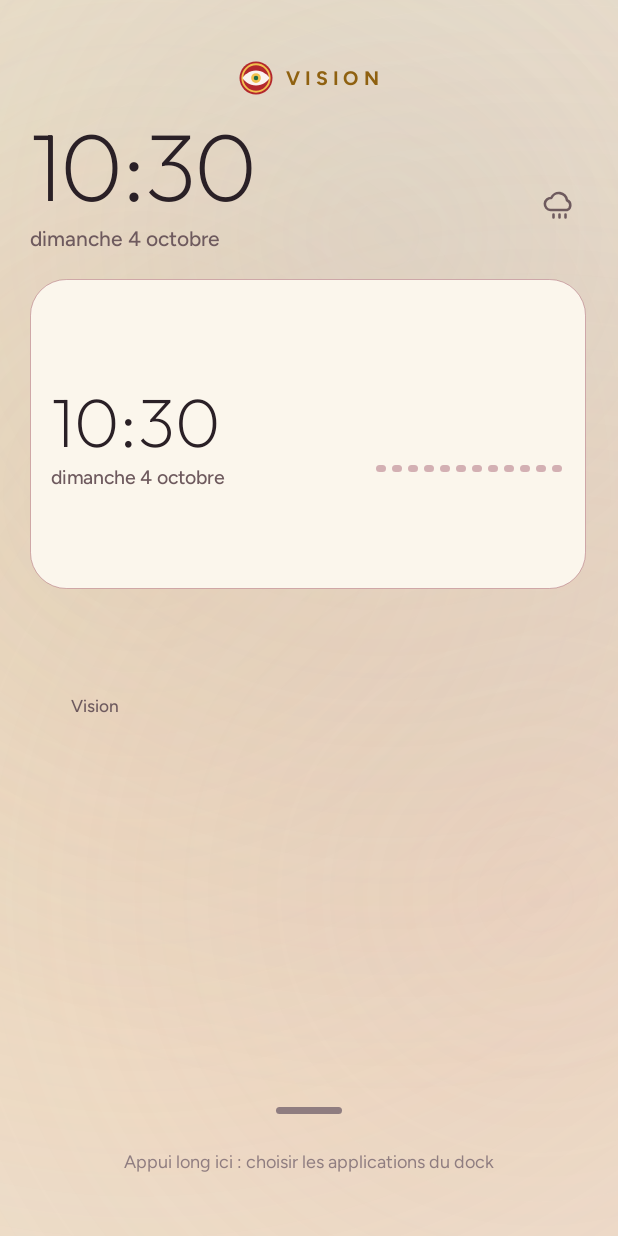
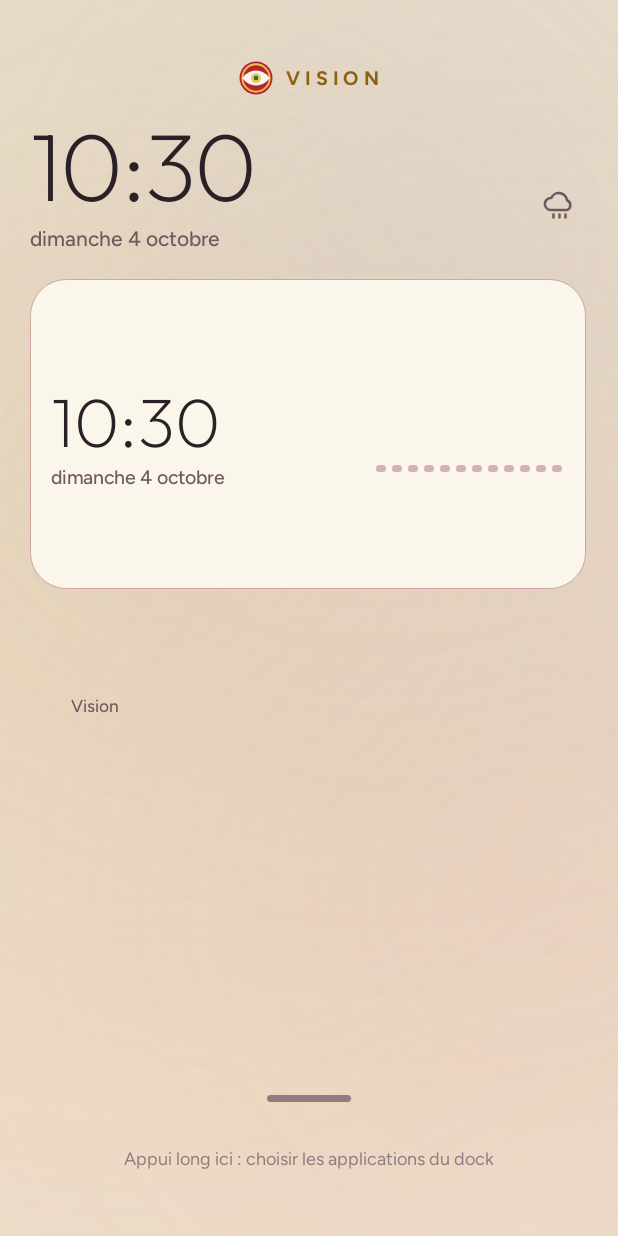
Before and after one commit to jacquesantoineroy-hash/HA-Freebox-Devices, an Android app: the LanceurActivity screen opened directly, with no data from a screen before it, on a phone screen of 412 x 824 dp. Run offline under Robolectric (Android 15) with nearby library versions, the phone set to English and light mode, and no system bars.

Commit message:
Vision Android 1.34.2 (mises à jour sans confirmation), canal d'essai
Co-Authored-By: Claude Opus 5.5 <noreply@anthropic.com>
Claude-Session: https://claude.ai/code/session_01FtRQAN7LRZ1S1bwAxYijUb

```diff
--- a/vision-android/src/app/build.gradle.kts
+++ b/vision-android/src/app/build.gradle.kts
@@ -20,9 +20,9 @@ android {
         minSdk = 21
         // 33 : évite les contraintes de type de service au premier plan
         // d'Android 14 tout en restant installable partout.
-        targetSdk = 33
-        versionCode = 75
-        versionName = "1.33.2"
+        targetSdk = 36
+        versionCode = 78
+        versionName = "1.34.2"
     }
 
     signingConfigs {
--- a/vision-android/src/app/src/main/java/fr/familleroy/vision/LanceurActivity.kt
+++ b/vision-android/src/app/src/main/java/fr/familleroy/vision/LanceurActivity.kt
@@ -522,11 +522,21 @@ class LanceurActivity : Activity() {
         val profil = profil()
         val pages = Accueil.mode(this) == Accueil.MODE_PAGES
         // Le bas de l'écran (poignée du tiroir et dock) est fixe ; le reste défile ou se feuillette au-dessus.
-        val hauteurBas = px(96f)
+        val hauteurBas = px(110f)
         val colonne = LinearLayout(this).apply { orientation = LinearLayout.VERTICAL; setPadding(px(16f), px(40f), px(16f), if (pages) 0 else px(12f)); clipChildren = false; clipToPadding = false }
         val defile: View = if (pages) colonne else ScrollView(this).apply { isVerticalScrollBarEnabled = false; isFillViewport = true; clipToPadding = false; clipChildren = false; addView(colonne) }
         racine.addView(defile, FrameLayout.LayoutParams(ViewGroup.LayoutParams.MATCH_PARENT, ViewGroup.LayoutParams.MATCH_PARENT).apply { bottomMargin = hauteurBas })
-        val bas = LinearLayout(this).apply { orientation = LinearLayout.VERTICAL; setPadding(px(16f), 0, px(16f), px(8f)) }
+        // Tout le bas de l'écran ouvre le tiroir d'un glissement vers le haut, même en partant d'une icône du dock.
+        val bas = object : LinearLayout(this) {
+            private var y0 = 0f; private var x0 = 0f
+            override fun onInterceptTouchEvent(e: MotionEvent): Boolean {
+                when (e.actionMasked) {
+                    MotionEvent.ACTION_DOWN -> { y0 = e.rawY; x0 = e.rawX }
+                    MotionEvent.ACTION_MOVE -> if (y0 - e.rawY > px(22f) && Math.abs(y0 - e.rawY) > Math.abs(x0 - e.rawX) * 1.3f && enDrag == null && enDragNouveau == null) { tiroirApplis(); return true }
+                }
+                return false
+            }
+        }.apply { orientation = LinearLayout.VERTICAL; setPadding(px(16f), 0, px(16f), px(8f)) }
         racine.addView(bas, FrameLayout.LayoutParams(ViewGroup.LayoutParams.MATCH_PARENT, hauteurBas, Gravity.BOTTOM))
 
         colonne.addView(marque(24f, 13f), LinearLayout.LayoutParams(ViewGroup.LayoutParams.MATCH_PARENT, ViewGroup.LayoutParams.WRAP_CONTENT))
@@ -588,12 +598,13 @@ class LanceurActivity : Activity() {
             colonne.addView(g, LinearLayout.LayoutParams(ViewGroup.LayoutParams.MATCH_PARENT, ViewGroup.LayoutParams.WRAP_CONTENT))
             colonne.addView(View(this), LinearLayout.LayoutParams(ViewGroup.LayoutParams.MATCH_PARENT, 0, 1f))
             // La grille défile : glisser vers le haut sert à ça, le tiroir s'ouvre depuis la poignée ou le dock.
-            brancherGestes(defile, glisser = false)
+            // Mais arrivé en bas de la grille (ou si elle tient dans l'écran), le même geste ouvre le tiroir.
+            brancherGestes(defile, si = { !defile.canScrollVertically(1) })
         }
 
         // La poignée du tiroir : un trait, comme Android ; toucher ou glisser vers le haut ouvre toutes les applications.
-        val poignee = LinearLayout(this).apply { gravity = Gravity.CENTER; setPadding(0, px(10f), 0, px(6f)); contentDescription = "Toutes les applications" }
-        poignee.addView(View(this).apply { background = GradientDrawable().apply { cornerRadius = px(3f).toFloat(); setColor(theme.encre3) } }, LinearLayout.LayoutParams(px(44f), px(5f)))
+        val poignee = LinearLayout(this).apply { gravity = Gravity.CENTER; setPadding(0, px(16f), 0, px(12f)); contentDescription = "Toutes les applications" }
+        poignee.addView(View(this).apply { background = GradientDrawable().apply { cornerRadius = px(3f).toFloat(); setColor(theme.encre3) } }, LinearLayout.LayoutParams(px(56f), px(5f)))
         brancherGestes(poignee, consomme = true, toucher = { tiroirApplis() })
         bas.addView(poignee)
 
@@ -653,10 +664,10 @@ class LanceurActivity : Activity() {
      * Posés sur la vue qui reçoit les touchers du vide (le défilement ou les
      * pages), sans lui voler le défilement.
      */
-    private fun brancherGestes(v: View, consomme: Boolean = false, glisser: Boolean = true, toucher: (() -> Unit)? = null) {
+    private fun brancherGestes(v: View, consomme: Boolean = false, glisser: Boolean = true, si: (() -> Boolean)? = null, toucher: (() -> Unit)? = null) {
         val gestes = GestureDetector(this, object : GestureDetector.SimpleOnGestureListener() {
             override fun onLongPress(e: MotionEvent) { if (enDrag == null && enDragNouveau == null && panneau == null) montrerPanneau() }
-            override fun onFling(e1: MotionEvent?, e2: MotionEvent, vx: Float, vy: Float): Boolean { if (glisser && e1 != null && e1.y - e2.y > px(60f) && vy < -600 && Math.abs(vy) > Math.abs(vx)) { tiroirApplis(); return true }; return false }
+            override fun onFling(e1: MotionEvent?, e2: MotionEvent, vx: Float, vy: Float): Boolean { if (glisser && (si == null || si()) && e1 != null && e1.y - e2.y > px(40f) && vy < -350 && Math.abs(vy) > Math.abs(vx)) { tiroirApplis(); return true }; return false }
             override fun onSingleTapUp(e: MotionEvent): Boolean { toucher?.invoke(); return toucher != null }
             override fun onDown(e: MotionEvent) = true
         })
--- a/vision-android/src/app/src/main/java/fr/familleroy/vision/Veille.kt
+++ b/vision-android/src/app/src/main/java/fr/familleroy/vision/Veille.kt
@@ -72,7 +72,10 @@ object Veille {
             // L'écran de veille du système ou l'extinction de l'écran ferment la couche.
             val r = object : android.content.BroadcastReceiver() { override fun onReceive(c: Context, i: Intent) { fermer() } }
             recepteur = r
-            try { app.registerReceiver(r, android.content.IntentFilter().apply { addAction(Intent.ACTION_DREAMING_STARTED); addAction(Intent.ACTION_SCREEN_OFF) }) } catch (_: Exception) { recepteur = null }
+            try {
+                val filtre = android.content.IntentFilter().apply { addAction(Intent.ACTION_DREAMING_STARTED); addAction(Intent.ACTION_SCREEN_OFF) }
+                if (Build.VERSION.SDK_INT >= 33) app.registerReceiver(r, filtre, Context.RECEIVER_NOT_EXPORTED) else app.registerReceiver(r, filtre)
+            } catch (_: Exception) { recepteur = null }
             main.post { cadre.requestFocus(); v.demarrer() }
             // Filet de sécurité : une couche ne vit jamais plus de deux heures.
             main.postDelayed(gardien, 2 * 3600_000L)
--- a/vision-android/src/app/src/main/java/fr/familleroy/vision/VerrouActivity.kt
+++ b/vision-android/src/app/src/main/java/fr/familleroy/vision/VerrouActivity.kt
@@ -157,7 +157,10 @@ class VerrouActivity : Activity() {
                 }
             }
             recepteur = r
-            try { ctx.applicationContext.registerReceiver(r, IntentFilter(Intent.ACTION_SCREEN_OFF)) } catch (_: Exception) { recepteur = null }
+            try {
+                if (android.os.Build.VERSION.SDK_INT >= 33) ctx.applicationContext.registerReceiver(r, IntentFilter(Intent.ACTION_SCREEN_OFF), Context.RECEIVER_NOT_EXPORTED)
+                else ctx.applicationContext.registerReceiver(r, IntentFilter(Intent.ACTION_SCREEN_OFF))
+            } catch (_: Exception) { recepteur = null }
         }
 
         fun montrer(ctx: Context) {
--- a/vision-android/src/app/src/main/java/fr/familleroy/vision/VisionApp.kt
+++ b/vision-android/src/app/src/main/java/fr/familleroy/vision/VisionApp.kt
@@ -1,6 +1,12 @@
 package fr.familleroy.vision
 
+import android.app.Activity
 import android.app.Application
+import android.graphics.drawable.ColorDrawable
+import android.os.Build
+import android.os.Bundle
+import android.view.View
+import android.view.WindowInsets
 
 /** Charge le dernier état connu dès le démarrage, pour agir même hors ligne. */
 class VisionApp : Application() {
@@ -8,5 +14,41 @@ class VisionApp : Application() {
         super.onCreate()
         Etat.charger(this)
         if (Config(this).inscrit) AgentService.demarrer(this)
+        registerActivityLifecycleCallbacks(Bords)
+    }
+
+    /**
+     * Android 15+ dessine chaque écran jusque sous les barres du système (heure, gestes) et ne laisse
+     * plus le choix. Les écrans de réglages retrouvent leurs marges ; l'accueil, le verrouillage et la
+     * veille gardent le plein écran et ne s'écartent que de la barre de gestes, en bas.
+     */
+    private object Bords : ActivityLifecycleCallbacks {
+        private val pleinEcran = setOf("LanceurActivity", "VerrouActivity", "VeilleActivity", "RetourActivity")
+
+        override fun onActivityStarted(a: Activity) {
+            if (Build.VERSION.SDK_INT < 35) return
+            try {
+                val contenu = a.findViewById<View>(android.R.id.content) ?: return
+                val plein = a.javaClass.simpleName in pleinEcran
+                if (!plein) a.window.setBackgroundDrawable(ColorDrawable(Ui.FOND))
+                if (contenu.getTag(R.id.bords_poses) == true) return
+                contenu.setTag(R.id.bords_poses, true)
+                contenu.setOnApplyWindowInsetsListener { v, insets ->
+                    val barres = insets.getInsets(WindowInsets.Type.systemBars() or WindowInsets.Type.displayCutout())
+                    val clavier = insets.getInsets(WindowInsets.Type.ime())
+                    if (plein) v.setPadding(0, 0, 0, barres.bottom)
+                    else v.setPadding(barres.left, barres.top, barres.right, maxOf(barres.bottom, clavier.bottom))
+                    insets
+                }
+                contenu.requestApplyInsets()
+            } catch (_: Exception) {}
+        }
+
+        override fun onActivityCreated(a: Activity, b: Bundle?) {}
+        override fun onActivityResumed(a: Activity) {}
+        override fun onActivityPaused(a: Activity) {}
+        override fun onActivityStopped(a: Activity) {}
+        override fun onActivitySaveInstanceState(a: Activity, b: Bundle) {}
+        override fun onActivityDestroyed(a: Activity) {}
     }
 }
--- /dev/null
+++ b/vision-android/src/app/src/main/res/values/ids.xml
@@ -0,0 +1,4 @@
+<?xml version="1.0" encoding="utf-8"?>
+<resources>
+    <item name="bords_poses" type="id" />
+</resources>
```
Also changed, not shown: vision-android/src/app/src/main/AndroidManifest.xml (+7 -2 lines), vision-android/src/app/src/main/java/fr/familleroy/vision/AgentService.kt (+7 -1 lines), vision-android/src/app/src/main/java/fr/familleroy/vision/MiseAJour.kt (+5 -5 lines), 3 other files.
